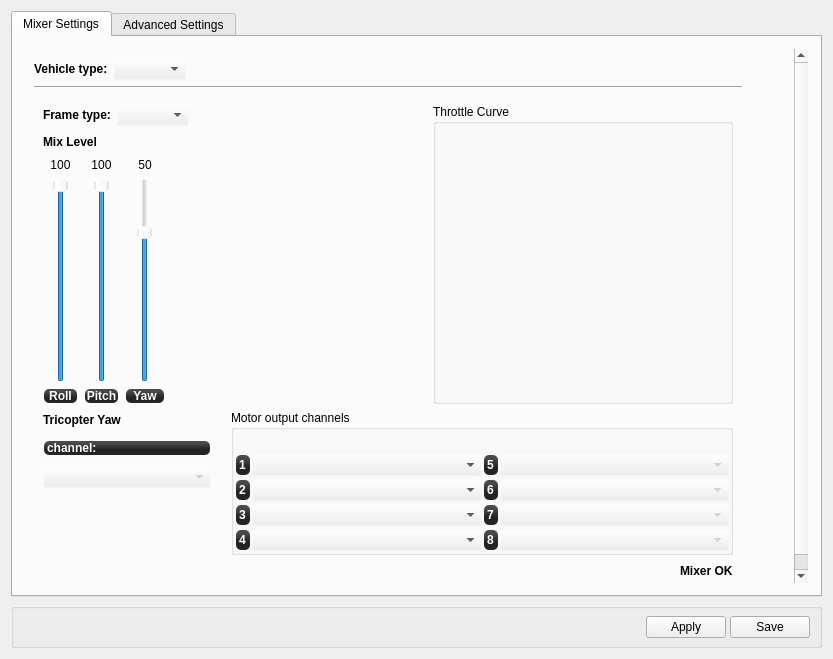
This is ground/openpilotgcs/src/plugins/config/airframe.ui in openpilot/OpenPilot as Qt 5 draws it before an edit. The edited form follows.
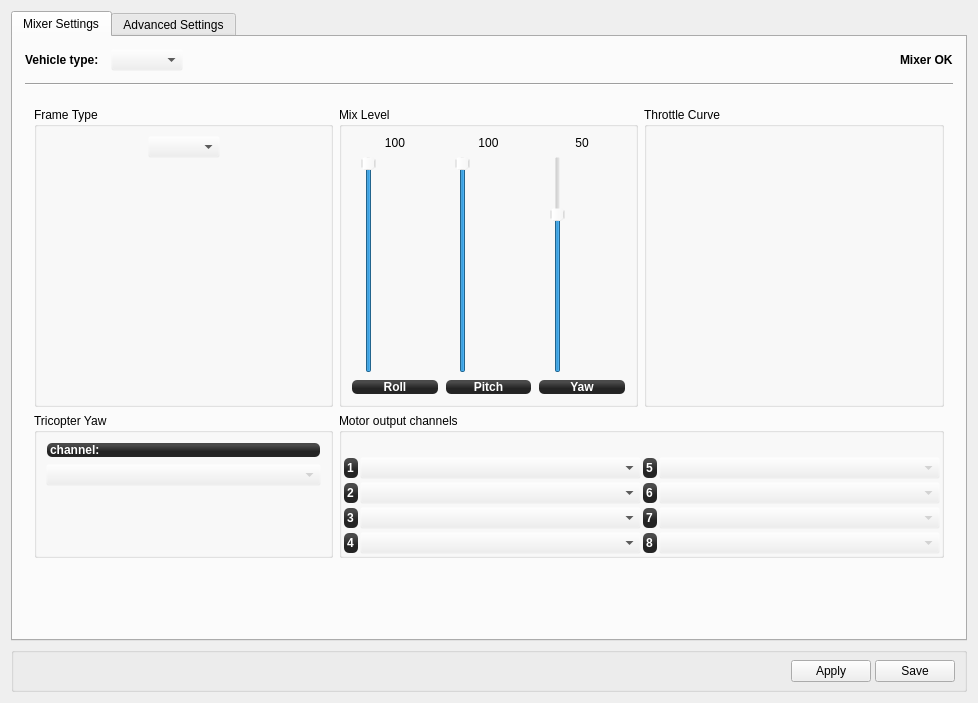
This is the edited form. Icons and pictures are not drawn. Custom widgets are drawn as their Qt base class.

Commit message: fixed aircraft page, specifically multirotor page so it works better

The edit to the form file:
```diff
--- a/ground/openpilotgcs/src/plugins/config/airframe.ui
+++ b/ground/openpilotgcs/src/plugins/config/airframe.ui
@@ -6,8 +6,8 @@
    <rect>
     <x>0</x>
     <y>0</y>
-    <width>833</width>
-    <height>659</height>
+    <width>978</width>
+    <height>703</height>
    </rect>
   </property>
   <property name="windowTitle">
@@ -119,12 +119,18 @@
            <rect>
             <x>0</x>
             <y>0</y>
-            <width>778</width>
-            <height>584</height>
+            <width>924</width>
+            <height>572</height>
            </rect>
           </property>
-          <layout class="QGridLayout" name="gridLayout_2">
-           <item row="0" column="0">
+          <layout class="QVBoxLayout" name="verticalLayout">
+           <property name="spacing">
+            <number>12</number>
+           </property>
+           <property name="margin">
+            <number>0</number>
+           </property>
+           <item>
             <layout class="QHBoxLayout" name="horizontalLayout">
              <property name="sizeConstraint">
               <enum>QLayout::SetFixedSize</enum>
@@ -171,22 +177,51 @@
                </property>
               </spacer>
              </item>
+             <item>
+              <widget class="QLabel" name="mrStatusLabel">
+               <property name="sizePolicy">
+                <sizepolicy hsizetype="Fixed" vsizetype="Preferred">
+                 <horstretch>0</horstretch>
+                 <verstretch>0</verstretch>
+                </sizepolicy>
+               </property>
+               <property name="font">
+                <font>
+                 <weight>75</weight>
+                 <bold>true</bold>
+                </font>
+               </property>
+               <property name="text">
+                <string>Mixer OK</string>
+               </property>
+              </widget>
+             </item>
             </layout>
            </item>
-           <item row="3" column="0">
+           <item>
+            <widget class="Line" name="line">
+             <property name="orientation">
+              <enum>Qt::Horizontal</enum>
+             </property>
+            </widget>
+           </item>
+           <item>
             <widget class="QStackedWidget" name="airframesWidget">
              <property name="sizePolicy">
-              <sizepolicy hsizetype="Maximum" vsizetype="Preferred">
+              <sizepolicy hsizetype="Preferred" vsizetype="Preferred">
                <horstretch>0</horstretch>
                <verstretch>0</verstretch>
               </sizepolicy>
              </property>
              <property name="maximumSize">
               <size>
-               <width>775</width>
+               <width>16777215</width>
                <height>16777215</height>
               </size>
              </property>
+             <property name="frameShape">
+              <enum>QFrame::NoFrame</enum>
+             </property>
              <property name="currentIndex">
               <number>1</number>
              </property>
@@ -671,84 +706,13 @@
               </layout>
              </widget>
              <widget class="QWidget" name="multiRotor">
-              <layout class="QVBoxLayout" name="verticalLayout_4" stretch="1">
-               <item>
-                <layout class="QVBoxLayout" name="verticalLayout_8" stretch="0,0,0">
-                 <item>
-                  <layout class="QHBoxLayout" name="horizontalLayout_7" stretch="0,0">
-                   <item>
-                    <layout class="QVBoxLayout" name="verticalLayout_24">
-                     <item>
-                      <layout class="QHBoxLayout" name="horizontalLayout_5">
-                       <item>
-                        <widget class="QLabel" name="label_15">
-                         <property name="font">
-                          <font>
-                           <weight>75</weight>
-                           <bold>true</bold>
-                          </font>
-                         </property>
-                         <property name="text">
-                          <string>Frame type:</string>
-                         </property>
-                        </widget>
-                       </item>
-                       <item>
-                        <widget class="QComboBox" name="multirotorFrameType">
-                         <property name="toolTip">
-                          <string>Select the Multirotor frame type here.</string>
-                         </property>
-                        </widget>
-                       </item>
-                       <item>
-                        <spacer name="horizontalSpacer_5">
-                         <property name="orientation">
-                          <enum>Qt::Horizontal</enum>
-                         </property>
-                         <property name="sizeHint" stdset="0">
-                          <size>
-                           <width>40</width>
-                           <height>20</height>
-                          </size>
-                         </property>
-                        </spacer>
-                       </item>
-                      </layout>
-                     </item>
-                     <item>
-                      <layout class="QHBoxLayout" name="horizontalLayout_22">
-                       <item>
-                        <layout class="QVBoxLayout" name="verticalLayout_20">
-                         <item>
-                          <layout class="QHBoxLayout" name="horizontalLayout_25">
-                           <item>
-                            <widget class="QLabel" name="label_4">
-                             <property name="font">
-                              <font>
-                               <weight>75</weight>
-                               <bold>true</bold>
-                              </font>
-                             </property>
-                             <property name="text">
+              <layout class="QGridLayout" name="gridLayout_3" columnstretch="1,1,1">
+               <item row="0" column="1">
+                <widget class="QGroupBox" name="groupBox_9">
+                 <property name="title">
                               <string>Mix Level</string>
                              </property>
-                            </widget>
-                           </item>
-                           <item>
-                            <spacer name="horizontalSpacer_17">
-                             <property name="orientation">
-                              <enum>Qt::Horizontal</enum>
-                             </property>
-                             <property name="sizeHint" stdset="0">
-                              <size>
-                               <width>40</width>
-                               <height>20</height>
-                              </size>
-                             </property>
-                            </spacer>
-                           </item>
-                          </layout>
-                         </item>
+                 <layout class="QHBoxLayout" name="horizontalLayout_5">
                          <item>
                           <layout class="QHBoxLayout" name="horizontalLayout_19">
                            <item>
@@ -940,130 +904,14 @@
                           </layout>
                          </item>
                         </layout>
-                       </item>
-                       <item>
-                        <widget class="QGraphicsView" name="quadShape">
-                         <property name="sizePolicy">
-                          <sizepolicy hsizetype="Minimum" vsizetype="Minimum">
-                           <horstretch>0</horstretch>
-                           <verstretch>0</verstretch>
-                          </sizepolicy>
-                         </property>
-                         <property name="minimumSize">
-                          <size>
-                           <width>80</width>
-                           <height>80</height>
-                          </size>
-                         </property>
-                         <property name="styleSheet">
-                          <string notr="true">background:transparent</string>
-                         </property>
-                         <property name="frameShape">
-                          <enum>QFrame::NoFrame</enum>
-                         </property>
-                         <property name="frameShadow">
-                          <enum>QFrame::Plain</enum>
-                         </property>
-                        </widget>
-                       </item>
-                      </layout>
-                     </item>
-                    </layout>
-                   </item>
-                   <item>
-                    <widget class="QGroupBox" name="groupBox_6">
-                     <property name="sizePolicy">
-                      <sizepolicy hsizetype="Maximum" vsizetype="Maximum">
-                       <horstretch>0</horstretch>
-                       <verstretch>0</verstretch>
-                      </sizepolicy>
-                     </property>
-                     <property name="minimumSize">
-                      <size>
-                       <width>300</width>
-                       <height>300</height>
-                      </size>
-                     </property>
+                </widget>
+               </item>
+               <item row="1" column="0">
+                <widget class="QGroupBox" name="groupBox_11">
                      <property name="title">
-                      <string>Throttle Curve</string>
-                     </property>
-                     <layout class="QVBoxLayout" name="verticalLayout_9">
-                      <item>
-                       <widget class="MixerCurve" name="multiThrottleCurve" native="true">
-                        <property name="sizePolicy">
-                         <sizepolicy hsizetype="MinimumExpanding" vsizetype="MinimumExpanding">
-                          <horstretch>0</horstretch>
-                          <verstretch>0</verstretch>
-                         </sizepolicy>
-                        </property>
-                        <property name="minimumSize">
-                         <size>
-                          <width>0</width>
-                          <height>0</height>
-                         </size>
-                        </property>
-                        <property name="sizeIncrement">
-                         <size>
-                          <width>10</width>
-                          <height>10</height>
-                         </size>
-                        </property>
-                        <property name="baseSize">
-                         <size>
-                          <width>300</width>
-                          <height>350</height>
-                         </size>
-                        </property>
-                        <property name="styleSheet">
-                         <string notr="true">background:transparent</string>
-                        </property>
-                       </widget>
-                      </item>
-                     </layout>
-                    </widget>
-                   </item>
-                  </layout>
-                 </item>
-                 <item>
-                  <layout class="QHBoxLayout" name="horizontalLayout_6" stretch="1,0,3">
-                   <property name="spacing">
-                    <number>10</number>
-                   </property>
-                   <item>
-                    <layout class="QVBoxLayout" name="verticalLayout_10">
-                     <item>
-                      <layout class="QHBoxLayout" name="horizontalLayout_26">
-                       <item>
-                        <widget class="QLabel" name="label_23">
-                         <property name="font">
-                          <font>
-                           <weight>75</weight>
-                           <bold>true</bold>
-                          </font>
-                         </property>
-                         <property name="text">
                           <string>Tricopter Yaw</string>
                          </property>
-                        </widget>
-                       </item>
-                       <item>
-                        <spacer name="horizontalSpacer_18">
-                         <property name="orientation">
-                          <enum>Qt::Horizontal</enum>
-                         </property>
-                         <property name="sizeType">
-                          <enum>QSizePolicy::Preferred</enum>
-                         </property>
-                         <property name="sizeHint" stdset="0">
-                          <size>
-                           <width>40</width>
-                           <height>20</height>
-                          </size>
-                         </property>
-                        </spacer>
-                       </item>
-                      </layout>
-                     </item>
+                 <layout class="QVBoxLayout" name="verticalLayout_4">
                      <item>
                       <widget class="QLabel" name="label_2">
                        <property name="styleSheet">
@@ -1111,21 +959,61 @@
                       </spacer>
                      </item>
                     </layout>
-                   </item>
+                </widget>
+               </item>
+               <item row="0" column="2">
+                <widget class="QGroupBox" name="groupBox_6">
+                 <property name="sizePolicy">
+                  <sizepolicy hsizetype="Minimum" vsizetype="Minimum">
+                   <horstretch>0</horstretch>
+                   <verstretch>0</verstretch>
+                  </sizepolicy>
+                 </property>
+                 <property name="minimumSize">
+                  <size>
+                   <width>300</width>
+                   <height>300</height>
+                  </size>
+                 </property>
+                 <property name="title">
+                  <string>Throttle Curve</string>
+                 </property>
+                 <layout class="QVBoxLayout" name="verticalLayout_9">
                    <item>
-                    <spacer name="horizontalSpacer_9">
-                     <property name="orientation">
-                      <enum>Qt::Horizontal</enum>
-                     </property>
-                     <property name="sizeHint" stdset="0">
+                   <widget class="MixerCurve" name="multiThrottleCurve" native="true">
+                    <property name="sizePolicy">
+                     <sizepolicy hsizetype="MinimumExpanding" vsizetype="MinimumExpanding">
+                      <horstretch>0</horstretch>
+                      <verstretch>0</verstretch>
+                     </sizepolicy>
+                    </property>
+                    <property name="minimumSize">
+                     <size>
+                      <width>0</width>
+                      <height>0</height>
+                     </size>
+                    </property>
+                    <property name="sizeIncrement">
                       <size>
                        <width>10</width>
-                       <height>20</height>
-                      </size>
-                     </property>
-                    </spacer>
-                   </item>
-                   <item>
+                      <height>10</height>
+                     </size>
+                    </property>
+                    <property name="baseSize">
+                     <size>
+                      <width>300</width>
+                      <height>350</height>
+                     </size>
+                    </property>
+                    <property name="styleSheet">
+                     <string notr="true">background:transparent</string>
+                    </property>
+                   </widget>
+                  </item>
+                 </layout>
+                </widget>
+               </item>
+               <item row="1" column="1" colspan="2">
                     <widget class="QGroupBox" name="groupBox">
                      <property name="title">
                       <string>Motor output channels</string>
@@ -1384,18 +1272,62 @@
                      </layout>
                     </widget>
                    </item>
-                  </layout>
-                 </item>
-                 <item>
-                  <layout class="QHBoxLayout" name="horizontalLayout_20">
-                   <item>
-                    <spacer name="horizontalSpacer_12">
+               <item row="2" column="1">
+                <spacer name="verticalSpacer_6">
+                 <property name="orientation">
+                  <enum>Qt::Vertical</enum>
+                 </property>
+                 <property name="sizeHint" stdset="0">
+                  <size>
+                   <width>20</width>
+                   <height>40</height>
+                  </size>
+                 </property>
+                </spacer>
+               </item>
+               <item row="0" column="0">
+                <widget class="QGroupBox" name="groupBox_10">
+                 <property name="title">
+                  <string>Frame Type</string>
+                 </property>
+                 <layout class="QGridLayout" name="gridLayout_2">
+                  <item row="0" column="0">
+                   <spacer name="horizontalSpacer">
                      <property name="orientation">
                       <enum>Qt::Horizontal</enum>
                      </property>
-                     <property name="sizeType">
-                      <enum>QSizePolicy::Expanding</enum>
-                     </property>
+                    <property name="sizeHint" stdset="0">
+                     <size>
+                      <width>40</width>
+                      <height>20</height>
+                     </size>
+                    </property>
+                   </spacer>
+                  </item>
+                  <item row="0" column="1">
+                   <widget class="QComboBox" name="multirotorFrameType">
+                    <property name="sizePolicy">
+                     <sizepolicy hsizetype="Fixed" vsizetype="Fixed">
+                      <horstretch>0</horstretch>
+                      <verstretch>0</verstretch>
+                     </sizepolicy>
+                    </property>
+                    <property name="minimumSize">
+                     <size>
+                      <width>45</width>
+                      <height>0</height>
+                     </size>
+                    </property>
+                    <property name="toolTip">
+                     <string>Select the Multirotor frame type here.</string>
+                    </property>
+                   </widget>
+                  </item>
+                  <item row="0" column="2">
+                   <spacer name="horizontalSpacer_5">
+                    <property name="orientation">
+                     <enum>Qt::Horizontal</enum>
+                    </property>
                      <property name="sizeHint" stdset="0">
                       <size>
                        <width>40</width>
@@ -1404,28 +1336,33 @@
                      </property>
                     </spacer>
                    </item>
-                   <item>
-                    <widget class="QLabel" name="mrStatusLabel">
+                  <item row="1" column="0" colspan="3">
+                   <widget class="QGraphicsView" name="quadShape">
                      <property name="sizePolicy">
-                      <sizepolicy hsizetype="Fixed" vsizetype="Preferred">
+                     <sizepolicy hsizetype="Minimum" vsizetype="Minimum">
                        <horstretch>0</horstretch>
                        <verstretch>0</verstretch>
                       </sizepolicy>
                      </property>
-                     <property name="font">
-                      <font>
-                       <weight>75</weight>
-                       <bold>true</bold>
-                      </font>
-                     </property>
-                     <property name="text">
-                      <string>Mixer OK</string>
-                     </property>
+                    <property name="minimumSize">
+                     <size>
+                      <width>80</width>
+                      <height>80</height>
+                     </size>
+                    </property>
+                    <property name="styleSheet">
+                     <string notr="true">background:transparent</string>
+                    </property>
+                    <property name="frameShape">
+                     <enum>QFrame::NoFrame</enum>
+                    </property>
+                    <property name="frameShadow">
+                     <enum>QFrame::Plain</enum>
+                    </property>
                     </widget>
                    </item>
                   </layout>
-                 </item>
-                </layout>
+                </widget>
                </item>
               </layout>
              </widget>
@@ -2625,42 +2562,6 @@
              </widget>
             </widget>
            </item>
-           <item row="1" column="0">
-            <widget class="Line" name="line">
-             <property name="orientation">
-              <enum>Qt::Horizontal</enum>
-             </property>
-            </widget>
-           </item>
-           <item row="0" column="1">
-            <spacer name="horizontalSpacer">
-             <property name="orientation">
-              <enum>Qt::Horizontal</enum>
-             </property>
-             <property name="sizeHint" stdset="0">
-              <size>
-               <width>40</width>
-               <height>20</height>
-              </size>
-             </property>
-            </spacer>
-           </item>
-           <item row="3" column="1">
-            <spacer name="horizontalSpacer_6">
-             <property name="orientation">
-              <enum>Qt::Horizontal</enum>
-             </property>
-             <property name="sizeType">
-              <enum>QSizePolicy::Expanding</enum>
-             </property>
-             <property name="sizeHint" stdset="0">
-              <size>
-               <width>20</width>
-               <height>20</height>
-              </size>
-             </property>
-            </spacer>
-           </item>
           </layout>
          </widget>
         </widget>
```
Left out of the diff: 4 changed lines with no effect on the pictures. Lines whose indentation alone changed are shown as unchanged.
